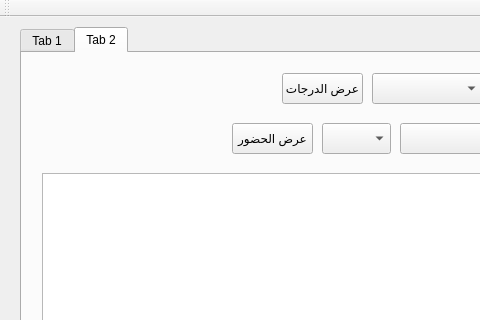
shedeed1/student_manager, file student_manager/mainwindow.ui: the form before one commit; both pictures show x 0 to 480 and y 0 to 320 of the 1296 by 763 pixel window.
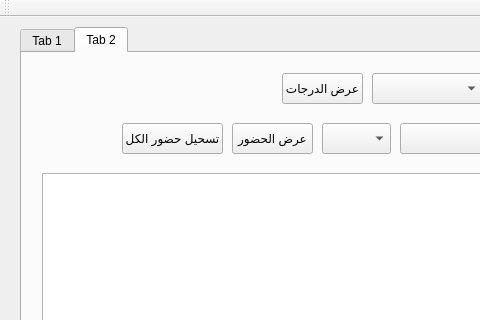
The form after the commit. The open tabs and pages were chosen to show the change.

Commit message: Enhanced attendance system+ Fixed a bug

```diff
--- a/student_manager/mainwindow.ui
+++ b/student_manager/mainwindow.ui
@@ -484,6 +484,19 @@
        </rect>
       </property>
      </widget>
+     <widget class="QPushButton" name="recordAttendanceToAll">
+      <property name="geometry">
+       <rect>
+        <x>100</x>
+        <y>70</y>
+        <width>101</width>
+        <height>31</height>
+       </rect>
+      </property>
+      <property name="text">
+       <string>تسحيل حضور الكل</string>
+      </property>
+     </widget>
     </widget>
    </widget>
   </widget>
```
Left out of the diff: 2 changed lines with no effect on the pictures. The commit also changes 2 other files.
